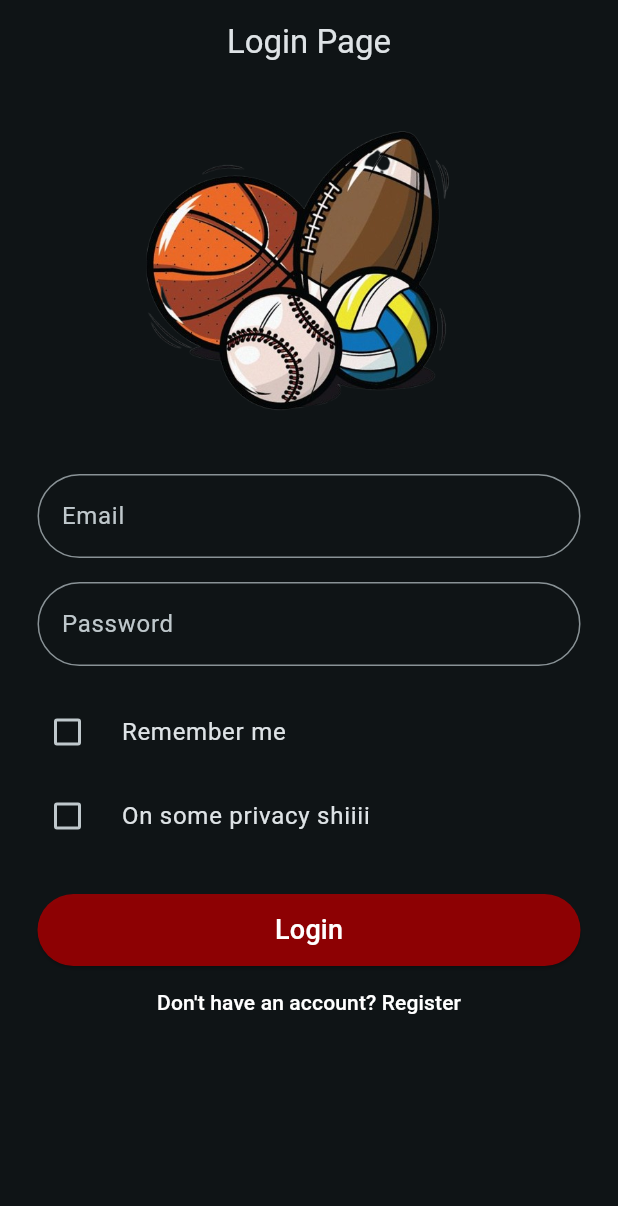
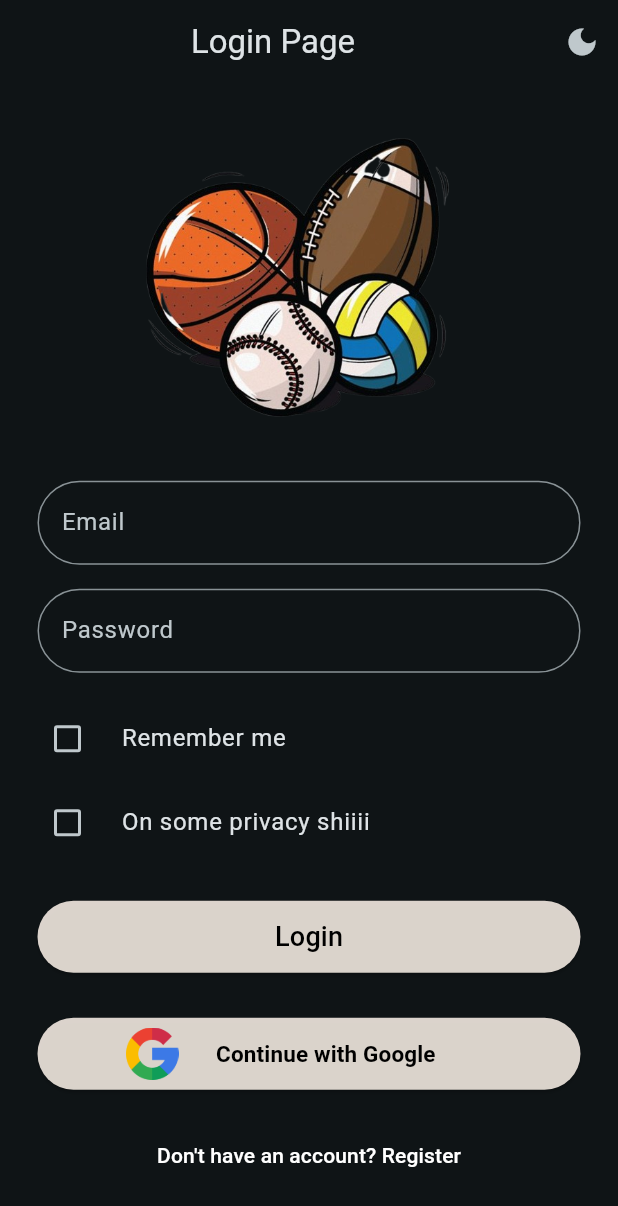
Before and after one commit to cincauhitam/Project_TemuinApp, a Flutter app: the screen it shows after launch, on a phone screen of 412 x 824 dp. Shown: the top 1206 px of the screen. Run offline on Flutter 3.47's test engine with Material 3 defaults, Android fonts, the light colour scheme and no system bars; our stand-ins replace google_fonts.

Commit message:
Add Google login, auth API integration, and traits setup page

```diff
--- a/lib/data/notifiers.dart
+++ b/lib/data/notifiers.dart
@@ -1,4 +1,4 @@
 import 'package:flutter/material.dart';
 
-ValueNotifier<int> selectedPageNotifier = ValueNotifier(0);
+ValueNotifier<int> selectedPageNotifier = ValueNotifier(3);
 ValueNotifier<bool> isDarkMode = ValueNotifier(true);
--- a/lib/main.dart
+++ b/lib/main.dart
@@ -2,6 +2,7 @@
 import 'package:flutter/material.dart';
 import 'package:project_flutter/data/notifiers.dart';
 import 'package:project_flutter/views/pages/login_page.dart';
+import 'package:project_flutter/views/pages/set_up_profile.dart';
 
 void main() {
   runApp(const MyApp());
--- a/lib/views/pages/login_page.dart
+++ b/lib/views/pages/login_page.dart
@@ -1,4 +1,5 @@
 import 'package:flutter/material.dart';
+import 'package:project_flutter/data/notifiers.dart';
 import 'package:project_flutter/services/auth_services.dart';
 import 'package:project_flutter/views/pages/register_page.dart';
 import 'package:project_flutter/views/widget_tree.dart';
@@ -20,16 +21,31 @@ class _LoginPageState extends State<LoginPage> {
   @override
   Widget build(BuildContext context) {
     return Scaffold(
-      appBar: AppBar(title: const Center(child: Text("Login Page"))),
+      appBar: AppBar(
+        title: const Center(child: Text("Login Page")),
+        actions: [
+          IconButton(
+            icon: ValueListenableBuilder<bool>(
+              valueListenable: isDarkMode,
+              builder: (context, value, _) =>
+                  Icon(value ? Icons.dark_mode : Icons.light_mode),
+            ),
+            onPressed: () {
+              isDarkMode.value = !isDarkMode.value;
+            },
+          ),
+        ],
+      ),
       body: Center(
         child: Padding(
           padding: const EdgeInsets.all(25.0),
+          child: SingleChildScrollView(
             child: Column(
               mainAxisSize: MainAxisSize.max,
               children: [
                 // Image on top
                 Image.asset(
-                'assets/images/test_icon.png', // change this path to your asset
+                  'assets/images/test_icon.png',
                   height: 200,
                   alignment: Alignment.topCenter,
                 ),
@@ -43,7 +59,7 @@ class _LoginPageState extends State<LoginPage> {
                     } else if (!value.contains('@')) {
                       return 'Invalid email';
                     }
-                  return null; // valid
+                    return null;
                   },
                   keyboardType: TextInputType.emailAddress,
                   autovalidateMode: AutovalidateMode.onUserInteraction,
@@ -70,7 +86,7 @@ class _LoginPageState extends State<LoginPage> {
                 ),
                 const SizedBox(height: 16),
 
-              // Remember me checkbox
+                // Remember me
                 CheckboxListTile.adaptive(
                   contentPadding: EdgeInsets.zero,
                   controlAffinity: ListTileControlAffinity.leading,
@@ -83,7 +99,7 @@ class _LoginPageState extends State<LoginPage> {
                   },
                 ),
 
-              // Privacy Policy checkbox
+                // Privacy policy
                 CheckboxListTile.adaptive(
                   contentPadding: EdgeInsets.zero,
                   controlAffinity: ListTileControlAffinity.leading,
@@ -97,42 +113,104 @@ class _LoginPageState extends State<LoginPage> {
                 ),
                 const SizedBox(height: 24),
 
-              // Login button
-              SizedBox(
+                // LOGIN button (dark mode adaptive)
+                ValueListenableBuilder<bool>(
+                  valueListenable: isDarkMode,
+                  builder: (context, dark, _) {
+                    return SizedBox(
                       width: double.infinity,
                       height: 48,
                       child: ElevatedButton(
                         style: ElevatedButton.styleFrom(
-                    backgroundColor: const Color.fromARGB(1000, 154, 0, 2),
-                    foregroundColor: Colors.white,
+                          backgroundColor: dark
+                              ? const Color.fromARGB(1000, 239, 230, 222)
+                              : const Color.fromARGB(1000, 154, 0, 2),
+                          foregroundColor:
+                              dark ? Colors.black : Colors.white,
                         ),
                         onPressed: () async {
                           final email = usernameController.text;
                           final password = passwordController.text;
 
                           try {
-                      final result = await AuthService().login(email, password);
+                            final result =
+                                await AuthService().login(email, password);
                             print("User logged in: $result");
-                      // Navigate if success
+
                             Navigator.pushReplacement(
                               context,
-                        MaterialPageRoute(builder: (context) => WidgetTree()),
+                              MaterialPageRoute(
+                                  builder: (context) => WidgetTree()),
                             );
                           } catch (e) {
-                      ScaffoldMessenger.of(
-                        context,
-                      ).showSnackBar(SnackBar(content: Text(e.toString())));
+                            ScaffoldMessenger.of(context).showSnackBar(
+                              SnackBar(content: Text(e.toString())),
+                            );
                           }
                         },
-                  child: const Text('Login', style: TextStyle(fontSize: 18)),
+                        child: const Text(
+                          'Login',
+                          style: TextStyle(fontSize: 18),
                         ),
                       ),
+                    );
+                  },
+                ),
+
+                // CONTINUE WITH GOOGLE button (dark mode adaptive)
+                ValueListenableBuilder<bool>(
+                  valueListenable: isDarkMode,
+                  builder: (context, dark, _) {
+                    return Padding(
+                      padding: const EdgeInsets.only(top: 30, bottom: 20),
+                      child: SizedBox(
+                        height: 48,
+                        width: double.infinity,
+                        child: ElevatedButton(
+                          onPressed: () {
+                            // TODO: Google login logic
+                          },
+                          style: ElevatedButton.styleFrom(
+                            backgroundColor: dark
+                                ? const Color.fromARGB(1000, 239, 230, 222)
+                                : const Color.fromARGB(1000, 154, 0, 2),
+                            foregroundColor:
+                                dark ? Colors.black : Colors.white,
+                          ),
+                          child: Padding(
+                            padding: const EdgeInsets.only(left: 35),
+                            child: Row(
+                              children: [
+                                Padding(
+                                  padding: const EdgeInsets.only(right: 25),
+                                  child: Image.asset(
+                                    'assets/images/google.png',
+                                    height: 35,
+                                  ),
+                                ),
+                                const Text(
+                                  "Continue with Google",
+                                  style: TextStyle(
+                                    fontSize: 15,
+                                    fontWeight: FontWeight.w600,
+                                  ),
+                                ),
+                              ],
+                            ),
+                          ),
+                        ),
+                      ),
+                    );
+                  },
+                ),
+
+                // Register navigation
                 TextButton(
                   onPressed: () {
-                  // OnPressed Logic
                     Navigator.pushReplacement(
                       context,
-                    MaterialPageRoute(builder: (context) => RegisterPage()),
+                      MaterialPageRoute(
+                          builder: (context) => const RegisterPage()),
                     );
                   },
                   child: const Text(
@@ -144,6 +222,7 @@ class _LoginPageState extends State<LoginPage> {
             ),
           ),
         ),
+      ),
     );
   }
 }
--- a/pubspec.yaml
+++ b/pubspec.yaml
@@ -37,6 +37,7 @@ dependencies:
   # Use with the CupertinoIcons class for iOS style icons.
   cupertino_icons: ^1.0.8
   http: ^1.5.0
+  google_sign_in: ^7.2.0
 
 dev_dependencies:
   flutter_test:
```
Also changed, not shown: lib/views/pages/set_up_traits.dart (added, +150 -0 lines), assets/images/google.png (added), pubspec.lock, 1 other file. Lines whose indentation alone changed are shown as unchanged.
